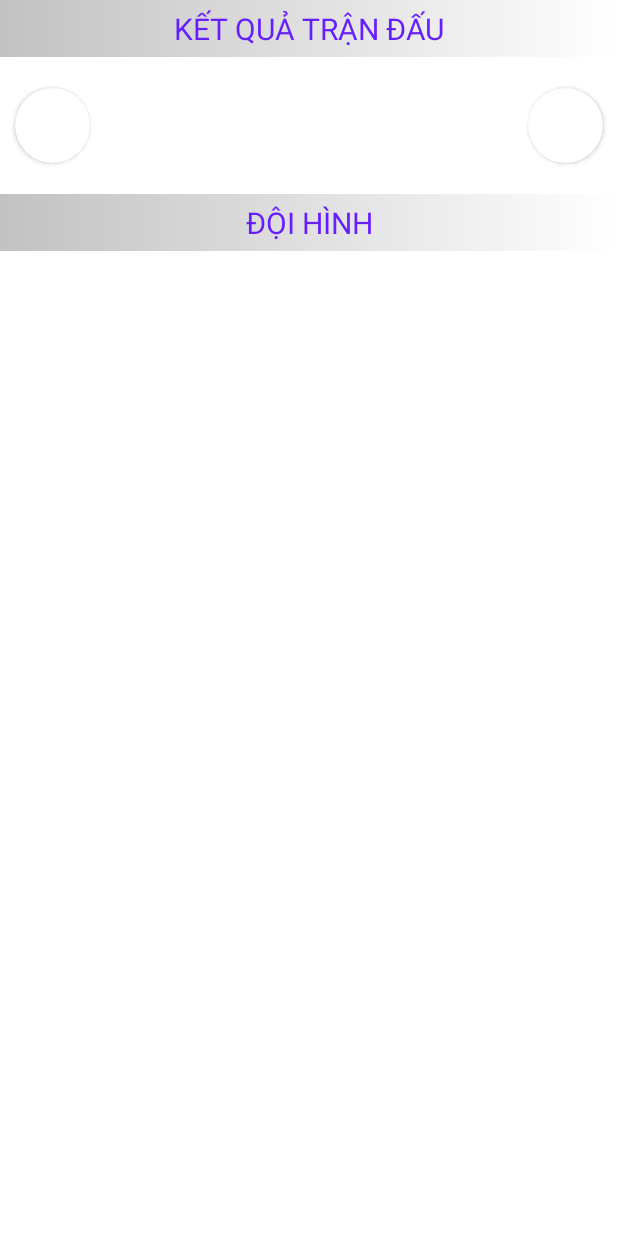
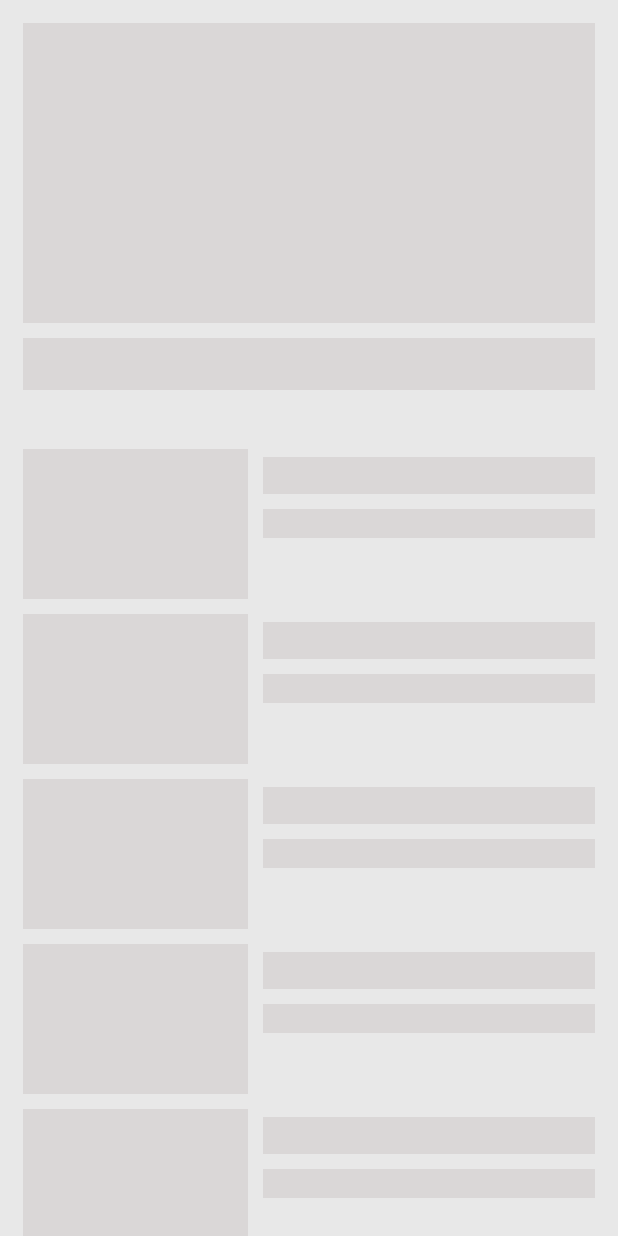
Before and after one commit to nhatquan1702/BongDaVN, an Android app: the DienBienActivity screen opened directly, with no data from a screen before it, on a phone screen of 412 x 824 dp. Run offline under Robolectric (Android 15) with nearby library versions, the phone set to English and light mode, and no system bars; our stand-ins replace Picasso, Shimmer; pictures from the network do not load.

Commit message:
Tạo Class DienBienSuKienAdapter Tạo Class DoiHinh Tạo Class SuKienTrongTran fix dữ liệu diễn biến trận đấu gồm KQ và đội hình trong DienBienActivity

```diff
--- a/app/src/main/java/com/example/apptinthethao_java/activity/DienBienActivity.java
+++ b/app/src/main/java/com/example/apptinthethao_java/activity/DienBienActivity.java
@@ -4,19 +4,25 @@ import androidx.appcompat.app.AppCompatActivity;
 
 import android.content.Intent;
 import android.os.Bundle;
+import android.view.View;
 import android.widget.ExpandableListAdapter;
 import android.widget.ExpandableListView;
 import android.widget.ImageView;
+import android.widget.ListView;
 import android.widget.TextView;
 import android.widget.Toast;
 
 import com.example.apptinthethao_java.R;
+import com.example.apptinthethao_java.adapter.DienBienSuKienAdapter;
 import com.example.apptinthethao_java.adapter.ExpandableDoiHinhAdapter;
 import com.example.apptinthethao_java.api.SimpleAPI;
 import com.example.apptinthethao_java.model.CauLacBo;
 import com.example.apptinthethao_java.model.CauThu_DoiHinh;
 import com.example.apptinthethao_java.model.DienBienTranDau;
+import com.example.apptinthethao_java.model.DoiHinh;
+import com.example.apptinthethao_java.model.SuKienTrongTran;
 import com.example.apptinthethao_java.util.Constants;
+import com.facebook.shimmer.ShimmerFrameLayout;
 import com.squareup.picasso.Picasso;
 
 import java.util.ArrayList;
@@ -37,10 +43,10 @@ public class DienBienActivity extends AppCompatActivity {
     private ExpandableListAdapter expandableListAdapter;
     private ArrayList<String> arrayListTitleDoiHinh;
     private HashMap<String, ArrayList<CauThu_DoiHinh>> hashMapChiTietDoiHinh;
-    private ArrayList<CauThu_DoiHinh> arrayListHomeMain;
-    private ArrayList<CauThu_DoiHinh> arrayListHomeSub;
-    private ArrayList<CauThu_DoiHinh> arrayListGuessMain;
-    private ArrayList<CauThu_DoiHinh> arrayListGuessSub;
+    private ArrayList<DoiHinh> arrayListDoiHinh;
+    private ListView listViewSuKien;
+    private ArrayList<SuKienTrongTran> suKienTrongTranArrayList;
+    private ShimmerFrameLayout shimmerFrameFB;
 
     @Override
     protected void onCreate(Bundle savedInstanceState) {
@@ -54,13 +60,16 @@ public class DienBienActivity extends AppCompatActivity {
         tvTiSo = findViewById(R.id.tvTiSo);
         tvNgayThiDau = findViewById(R.id.tvNgayThiDau);
         expandableListView = findViewById(R.id.expandableDoiHinh);
+        listViewSuKien = findViewById(R.id.listViewSuKien);
+        shimmerFrameFB = findViewById(R.id.shimmerFrame);
 
         Intent intent = getIntent();
         match_id = intent.getStringExtra("match_id");
         dienBienTranDauArrayList = new ArrayList<>();
 
+        LoadKetQuaTranDau(match_id);
+        LoadDoiHinhTranDau(match_id);
         LoadDienBienTranDau(match_id);
-        LoadDoiHinhTranDau(match_id);
 //        GetDoiHinhChinhDoiNha(match_id);
 //        GetDoiHinhDuBiDoiNha(match_id);
 //        GetDoiHinhChinhDoiKhach(match_id);
@@ -70,81 +79,58 @@ public class DienBienActivity extends AppCompatActivity {
 //        }
 
     }
-    private void LoadDoiHinhTranDau(String match_id){
-        hashMapChiTietDoiHinh= new HashMap<>();
-        arrayListHomeMain = new ArrayList<>();
-        arrayListHomeSub = new ArrayList<>();
-        arrayListGuessMain = new ArrayList<>();
-        arrayListGuessSub = new ArrayList<>();
-        arrayListTitleDoiHinh = new ArrayList<>();
+
+    private void LoadDienBienTranDau(String match_id) {
         simpleAPI = Constants.instance();
-        simpleAPI.getDoiHinhChinhDoiNha(match_id).enqueue(new Callback<ArrayList<CauThu_DoiHinh>>() {
+        simpleAPI.getSuKienTrongTran(match_id).enqueue(new Callback<ArrayList<SuKienTrongTran>>() {
             @Override
-            public void onResponse(Call<ArrayList<CauThu_DoiHinh>> call, Response<ArrayList<CauThu_DoiHinh>> response) {
-                arrayListHomeMain = response.body();
-                hashMapChiTietDoiHinh.put("Đội hình chính Đội nhà", arrayListHomeMain);
-                arrayListTitleDoiHinh = new ArrayList<String>(hashMapChiTietDoiHinh.keySet());
-                expandableListAdapter = new ExpandableDoiHinhAdapter(DienBienActivity.this, arrayListTitleDoiHinh, hashMapChiTietDoiHinh);
-                expandableListView.setAdapter(expandableListAdapter);
-                //arrayListTitleDoiHinh.add("Đội hình chính (Đội nhà)");
+            public void onResponse(Call<ArrayList<SuKienTrongTran>> call, Response<ArrayList<SuKienTrongTran>> response) {
+                suKienTrongTranArrayList = response.body();
+                DienBienSuKienAdapter dienBienSuKienAdapter = new DienBienSuKienAdapter(DienBienActivity.this, suKienTrongTranArrayList);
+                listViewSuKien.setAdapter(dienBienSuKienAdapter);
+                shimmerFrameFB.stopShimmer();
+                shimmerFrameFB.setVisibility(View.GONE);
             }
 
             @Override
-            public void onFailure(Call<ArrayList<CauThu_DoiHinh>> call, Throwable t) {
+            public void onFailure(Call<ArrayList<SuKienTrongTran>> call, Throwable t) {
                 Toast.makeText(DienBienActivity.this, t.toString(), Toast.LENGTH_SHORT).show();
                 t.printStackTrace();
             }
         });
-        simpleAPI.getDoiHinhDuBiDoiNha(match_id).enqueue(new Callback<ArrayList<CauThu_DoiHinh>>() {
+    }
+    @Override
+    protected void onResume() {
+        super.onResume();
+        shimmerFrameFB.startShimmer();
+    }
+    private void LoadDoiHinhTranDau(String match_id){
+        hashMapChiTietDoiHinh= new HashMap<>();
+        arrayListTitleDoiHinh = new ArrayList<>();
+        arrayListDoiHinh = new ArrayList<>();
+        simpleAPI = Constants.instance();
+        simpleAPI.getDoiHinh(match_id).enqueue(new Callback<ArrayList<DoiHinh>>() {
             @Override
-            public void onResponse(Call<ArrayList<CauThu_DoiHinh>> call, Response<ArrayList<CauThu_DoiHinh>> response) {
-                arrayListHomeSub = response.body();
-                hashMapChiTietDoiHinh.put("Đội hình dự bị Đội nhà", arrayListHomeSub);
-
-                //arrayListTitleDoiHinh.add("Đội hình dự bị (Đội nhà)");
+            public void onResponse(Call<ArrayList<DoiHinh>> call, Response<ArrayList<DoiHinh>> response) {
+                arrayListDoiHinh = response.body();
+                hashMapChiTietDoiHinh.put("Đội hình chính đội nhà", arrayListDoiHinh.get(0).getArrayListHomeMain());
+                hashMapChiTietDoiHinh.put("Đội hình dự bị đội nhà", arrayListDoiHinh.get(1).getArrayListHomeSub());
+                hashMapChiTietDoiHinh.put("Đội hình chính đội khách", arrayListDoiHinh.get(2).getArrayListGuessMain());
+                hashMapChiTietDoiHinh.put("Đội hình dự bị đội khách", arrayListDoiHinh.get(3).getArrayListGuessSub());
+                arrayListTitleDoiHinh = new ArrayList<>(hashMapChiTietDoiHinh.keySet());
+                expandableListAdapter = new ExpandableDoiHinhAdapter(DienBienActivity.this, arrayListTitleDoiHinh, hashMapChiTietDoiHinh);
+                expandableListView.setAdapter(expandableListAdapter);
             }
 
             @Override
-            public void onFailure(Call<ArrayList<CauThu_DoiHinh>> call, Throwable t) {
+            public void onFailure(Call<ArrayList<DoiHinh>> call, Throwable t) {
                 Toast.makeText(DienBienActivity.this, t.toString(), Toast.LENGTH_SHORT).show();
                 t.printStackTrace();
             }
         });
-        simpleAPI.getDoiHinhChinhDoiKhach(match_id).enqueue(new Callback<ArrayList<CauThu_DoiHinh>>() {
-            @Override
-            public void onResponse(Call<ArrayList<CauThu_DoiHinh>> call, Response<ArrayList<CauThu_DoiHinh>> response) {
-                arrayListGuessMain = response.body();
-                hashMapChiTietDoiHinh.put("Đội hình chính Đội khách", arrayListGuessMain);
-                //arrayListTitleDoiHinh.add("Đội hình chính (Đội khách)");
-            }
-
-            @Override
-            public void onFailure(Call<ArrayList<CauThu_DoiHinh>> call, Throwable t) {
-                Toast.makeText(DienBienActivity.this, t.toString(), Toast.LENGTH_SHORT).show();
-                t.printStackTrace();
-            }
-        });
-        simpleAPI.getDoiHinhDuBiDoiKhach(match_id).enqueue(new Callback<ArrayList<CauThu_DoiHinh>>() {
-            @Override
-            public void onResponse(Call<ArrayList<CauThu_DoiHinh>> call, Response<ArrayList<CauThu_DoiHinh>> response) {
-                arrayListGuessSub = response.body();
-                hashMapChiTietDoiHinh.put("Đội hình dự bị Đội khách", arrayListGuessSub);
-                //arrayListTitleDoiHinh.add("Đội hình dự bị (Đội khách)");
-            }
-
-            @Override
-            public void onFailure(Call<ArrayList<CauThu_DoiHinh>> call, Throwable t) {
-                Toast.makeText(DienBienActivity.this, t.toString(), Toast.LENGTH_SHORT).show();
-                t.printStackTrace();
-            }
-        });
-        for(int i=0; i<arrayListGuessSub.size(); i++){
-            Toast.makeText(DienBienActivity.this,arrayListGuessSub.get(i).getTenCauThu(), Toast.LENGTH_SHORT).show();
-        }
-
     }
 
-    private void LoadDienBienTranDau(String match_id) {
+    private void LoadKetQuaTranDau(String match_id) {
         simpleAPI = Constants.instance();
         simpleAPI.getTranDau(match_id).enqueue(new Callback<ArrayList<DienBienTranDau>>() {
             @Override
--- a/app/src/main/res/layout/activity_dien_bien.xml
+++ b/app/src/main/res/layout/activity_dien_bien.xml
@@ -5,9 +5,37 @@
     xmlns:app="http://schemas.android.com/apk/res-auto"
     xmlns:tools="http://schemas.android.com/tools"
     android:layout_height="wrap_content"
-    android:background="@color/white"
+    android:background="#E8E8E8"
     xmlns:android="http://schemas.android.com/apk/res/android">
-        <TextView
+    <com.facebook.shimmer.ShimmerFrameLayout
+        android:layout_width="match_parent"
+        android:layout_height="match_parent"
+        android:layout_gravity="center"
+        android:layout_marginTop="5dp"
+        android:layout_marginLeft="5dp"
+        android:layout_marginRight="5dp"
+        android:orientation="vertical"
+        android:id="@+id/shimmerFrame">
+        <LinearLayout
+            android:layout_width="match_parent"
+            android:layout_height="wrap_content"
+            android:orientation="vertical">
+            <!--4 dong include thể hiện cho 4 item trong RecyclerView đang được load data-->
+            <include layout="@layout/abc" />
+
+            <include layout="@layout/abcd" />
+
+            <include layout="@layout/abcd" />
+
+            <include layout="@layout/abcd" />
+
+            <include layout="@layout/abcd" />
+
+            <include layout="@layout/abcd" />
+
+        </LinearLayout>
+    </com.facebook.shimmer.ShimmerFrameLayout>
+    <TextView
             android:text="KẾT QUẢ TRẬN ĐẤU"
             android:background="@drawable/ti_so_bg"
             android:gravity="center"
@@ -117,6 +145,7 @@
             android:background="@drawable/ti_so_bg"
             android:gravity="center"
             android:padding="5dp"
+            android:layout_marginTop="10dp"
             android:textSize="20dp"
             android:textColor="#651FFF"
             android:layout_width="match_parent"
@@ -125,8 +154,28 @@
         <ExpandableListView
             android:id="@+id/expandableDoiHinh"
             android:layout_width="match_parent"
+            android:divider="@android:color/transparent"
             android:layout_height="wrap_content"
+            android:childDivider="@android:color/transparent"
             android:indicatorLeft="?android:attr/expandableListPreferredItemIndicatorLeft"
-            android:dividerHeight="0.5dp"/>
-
+            android:dividerHeight="5dp"/>
+        <TextView
+            android:text="SỰ KIỆN"
+            android:background="@drawable/ti_so_bg"
+            android:gravity="center"
+            android:padding="5dp"
+            android:layout_marginTop="10dp"
+            android:textSize="20dp"
+            android:textColor="#651FFF"
+            android:layout_width="match_parent"
+            android:layout_height="wrap_content"/>
+        <ListView
+            android:id="@+id/listViewSuKien"
+            android:layout_width="match_parent"
+            android:layout_height="wrap_content"
+            android:divider="@android:color/transparent"
+            android:dividerHeight="10dp"
+            android:layout_marginStart="5dp"
+            android:layout_marginEnd="5dp"
+            android:layout_marginBottom="10dp"/>
 </LinearLayout>
--- a/app/src/main/res/layout/item_doi_hinh.xml
+++ b/app/src/main/res/layout/item_doi_hinh.xml
@@ -2,7 +2,7 @@
 <androidx.constraintlayout.widget.ConstraintLayout xmlns:tools="http://schemas.android.com/tools"
     android:layout_width="match_parent"
     xmlns:app="http://schemas.android.com/apk/res-auto"
-    android:padding="5dp"
+    android:padding="4dp"
     android:background="@drawable/item_listview_bg"
     android:layout_height="wrap_content"
     xmlns:android="http://schemas.android.com/apk/res/android">
--- a/app/src/main/res/layout/item_title_doi_hinh.xml
+++ b/app/src/main/res/layout/item_title_doi_hinh.xml
@@ -12,7 +12,10 @@
         android:layout_width="match_parent"
         android:layout_height="wrap_content"
         android:layout_marginTop="2dp"
-        android:paddingLeft="50dp"
+        android:layout_marginStart="5dp"
+        android:layout_marginEnd="5dp"
+        android:paddingStart="30dp"
+        android:padding="5dp"
         android:background="@drawable/dark_bg"
         android:text="Doi Hinh"
         android:textColor="@color/purple_700"
```
Also changed, not shown: app/src/main/java/com/example/apptinthethao_java/activity/DetailPostActivity.java (+16 -0 lines), app/src/main/java/com/example/apptinthethao_java/adapter/DienBienSuKienAdapter.java (added, +49 -0 lines), app/src/main/java/com/example/apptinthethao_java/model/DoiHinh.java (added, +62 -0 lines), app/src/main/java/com/example/apptinthethao_java/model/SuKienTrongTran.java (added, +83 -0 lines), app/src/main/res/layout/activity_detail_post.xml (+29 -0 lines), app/src/main/res/layout/item_dien_bien.xml (+27 -23 lines).
